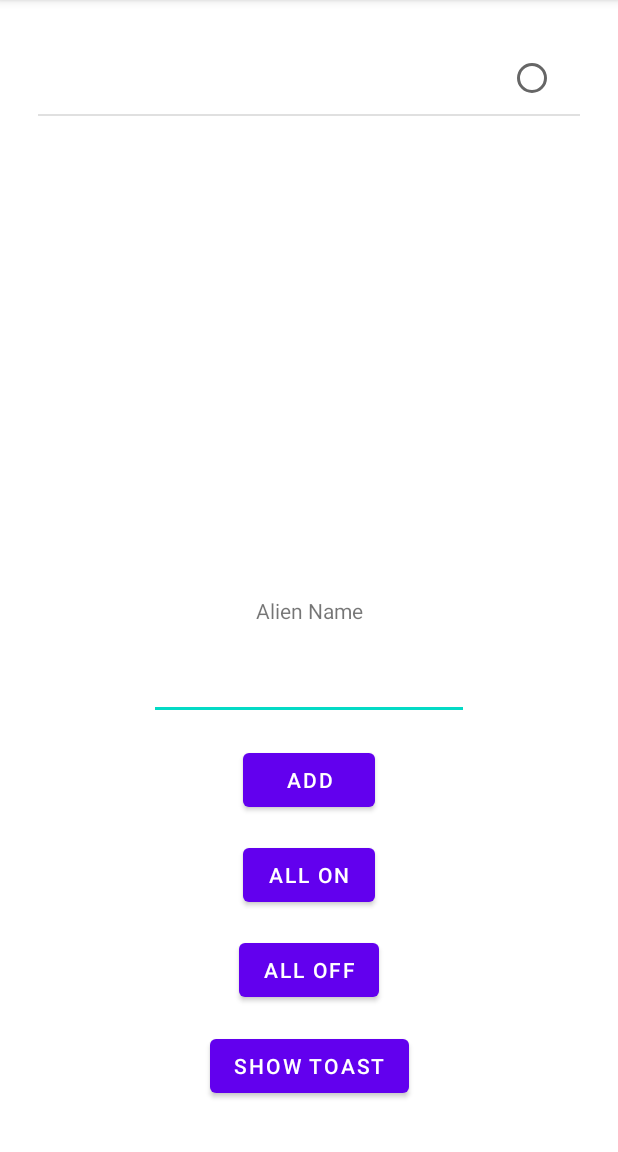
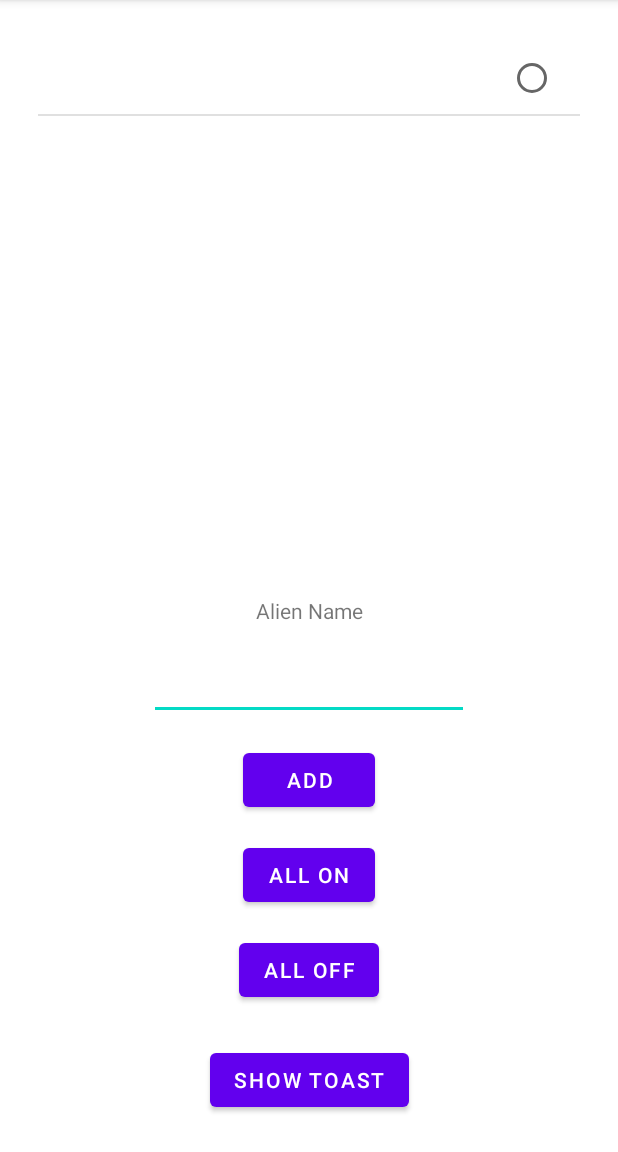
Before and after one commit to VolkAuf/MobilProgrammingLabs, an Android app: the screen it shows after launch (MainActivity), after a tap on "ADD", on a phone screen of 412 x 824 dp, the part 84-1236 px from its top. Run offline under Robolectric (Android 15) with nearby library versions, the phone set to English and light mode, and no system bars.

Commit message:
fix_Lab1

```diff
--- a/app/src/main/res/layout/activity_main.xml
+++ b/app/src/main/res/layout/activity_main.xml
@@ -39,7 +39,8 @@
         android:text=""
         app:layout_constraintEnd_toEndOf="parent"
         app:layout_constraintStart_toStartOf="parent"
-        app:layout_constraintTop_toBottomOf="@+id/tvName" />
+        app:layout_constraintTop_toBottomOf="@+id/tvName"
+        tools:ignore="SpeakableTextPresentCheck" />
 
     <Button
         android:id="@+id/btnAdd"
@@ -76,7 +77,9 @@
         android:layout_width="wrap_content"
         android:layout_height="wrap_content"
         android:layout_marginTop="16dp"
+        android:layout_marginBottom="15dp"
         android:text="Show Toast"
+        app:layout_constraintBottom_toBottomOf="parent"
         app:layout_constraintEnd_toEndOf="parent"
         app:layout_constraintStart_toStartOf="parent"
         app:layout_constraintTop_toBottomOf="@+id/btnAllOff" />
```
